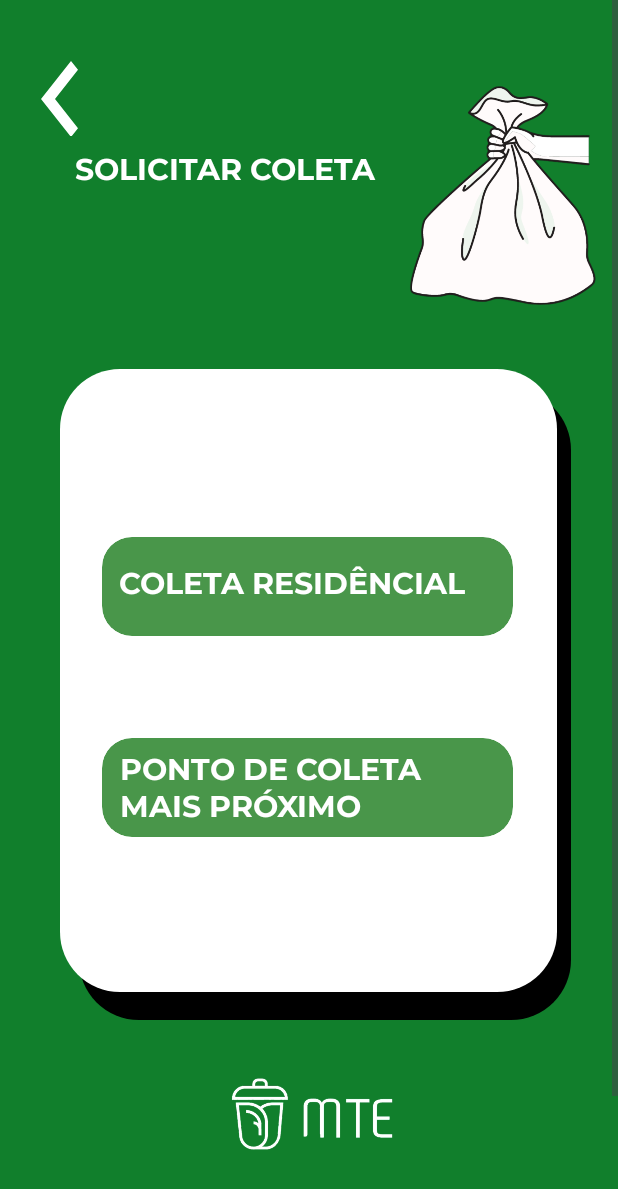
After one commit to RaphaelSilv4/MTE, an Android app: the collect_screen screen opened directly, with no data from a screen before it, on a phone screen of 412 x 824 dp. The commit adds this screen. Shown: the top 1189 px of the screen. Run offline under Robolectric (Android 15) with nearby library versions, the phone set to English and light mode, and no system bars.

Commit message:
feat: built garbage collection request screen

```diff
--- a/MTE/app/src/main/AndroidManifest.xml
+++ b/MTE/app/src/main/AndroidManifest.xml
@@ -12,6 +12,9 @@
         android:supportsRtl="true"
         android:theme="@style/Theme.EuDescarto"
         tools:targetApi="31">
+        <activity
+            android:name=".collect_screen"
+            android:exported="false" />
         <activity
             android:name=".config_screen"
             android:exported="false" />
--- /dev/null
+++ b/MTE/app/src/main/java/com/example/eudescarto/collect_screen.java
@@ -0,0 +1,40 @@
+package com.example.eudescarto;
+
+import androidx.appcompat.app.AppCompatActivity;
+
+import android.content.Intent;
+import android.os.Bundle;
+import android.widget.ImageButton;
+
+public class collect_screen extends AppCompatActivity {
+
+    @Override
+    protected void onCreate(Bundle savedInstanceState) {
+        super.onCreate(savedInstanceState);
+        setContentView(R.layout.activity_collect_screen);
+
+        ImageButton myButton = findViewById(R.id.imageViewChevron);
+        myButton.setBackgroundResource(R.drawable.button_selector);
+
+        ImageButton myButton2 = findViewById(R.id.imageView12);
+        myButton.setBackgroundResource(R.drawable.button_selector);
+
+        ImageButton myButton3 = findViewById(R.id.imageView15);
+        myButton.setBackgroundResource(R.drawable.button_selector);
+
+        myButton.setOnClickListener(v -> {
+            Intent intent = new Intent(collect_screen.this, profile.class);
+            startActivity(intent);
+        });
+
+        myButton2.setOnClickListener(v -> {
+            Intent intent = new Intent(collect_screen.this, profile.class);
+            startActivity(intent);
+        });
+
+        myButton3.setOnClickListener(v -> {
+            Intent intent = new Intent(collect_screen.this, config_screen.class);
+            startActivity(intent);
+        });
+    }
+}
--- /dev/null
+++ b/MTE/app/src/main/res/layout/activity_collect_screen.xml
@@ -0,0 +1,293 @@
+<?xml version="1.0" encoding="utf-8"?>
+<ScrollView
+    xmlns:android="http://schemas.android.com/apk/res/android"
+    xmlns:app="http://schemas.android.com/apk/res-auto"
+    xmlns:tools="http://schemas.android.com/tools"
+    android:layout_width="match_parent"
+    android:layout_height="match_parent"
+    android:background="#117F2C">
+
+    <HorizontalScrollView
+        android:layout_width="match_parent"
+        android:layout_height="wrap_content">
+
+        <LinearLayout
+            android:layout_width="wrap_content"
+            android:layout_height="wrap_content"
+            android:orientation="vertical">
+
+<androidx.constraintlayout.widget.ConstraintLayout
+    android:layout_width="411dp"
+    android:layout_height="929dp"
+    tools:context=".collect_screen">
+
+    <TextView
+        android:id="@+id/textView"
+        android:layout_width="203dp"
+        android:layout_height="50dp"
+        android:fontFamily="@font/montserrat_bold"
+        android:text="@string/collect_title"
+        android:textColor="#FFF"
+        android:textSize="20sp"
+        android:textStyle="bold"
+        app:layout_constraintBottom_toTopOf="@+id/black_view"
+        app:layout_constraintEnd_toEndOf="parent"
+        app:layout_constraintHorizontal_bias="0.241"
+        app:layout_constraintStart_toStartOf="parent"
+        app:layout_constraintTop_toTopOf="parent"
+        app:layout_constraintVertical_bias="0.476" />
+
+    <ImageView
+        android:id="@+id/imageViewMoney"
+        android:layout_width="155dp"
+        android:layout_height="159dp"
+        app:layout_constraintBottom_toTopOf="@+id/white_view"
+        app:layout_constraintEnd_toEndOf="parent"
+        app:layout_constraintHorizontal_bias="1.0"
+        app:layout_constraintStart_toEndOf="@+id/textView"
+        app:layout_constraintTop_toTopOf="parent"
+        app:layout_constraintVertical_bias="0.586"
+        app:srcCompat="@drawable/segurando_lixo" />
+
+    <View
+        android:id="@+id/black_view"
+        android:layout_width="328dp"
+        android:layout_height="420dp"
+        android:background="@drawable/rounded_rectangle2"
+        app:layout_constraintBottom_toBottomOf="parent"
+        app:layout_constraintEnd_toEndOf="parent"
+        app:layout_constraintHorizontal_bias="0.635"
+        app:layout_constraintStart_toStartOf="parent"
+        app:layout_constraintTop_toTopOf="@+id/white_view"
+        app:layout_constraintVertical_bias="0.052" />
+
+    <View
+        android:id="@+id/white_view"
+        android:layout_width="331dp"
+        android:layout_height="415dp"
+        android:layout_marginBottom="100dp"
+        android:background="@drawable/rounded_rectangle"
+        app:layout_constraintBottom_toBottomOf="parent"
+        app:layout_constraintEnd_toEndOf="parent"
+        app:layout_constraintStart_toStartOf="parent"
+        app:layout_constraintTop_toTopOf="parent"
+        app:layout_constraintVertical_bias="0.594" />
+
+    <ImageView
+        android:id="@+id/imageView"
+        android:layout_width="234dp"
+        android:layout_height="104dp"
+        android:layout_marginBottom="18dp"
+        app:layout_constraintBottom_toTopOf="@+id/cardview4"
+        app:layout_constraintEnd_toEndOf="parent"
+        app:layout_constraintHorizontal_bias="0.519"
+        app:layout_constraintStart_toStartOf="parent"
+        app:layout_constraintTop_toBottomOf="@+id/black_view"
+        app:layout_constraintVertical_bias="0.446"
+        app:srcCompat="@drawable/logo_mte" />
+
+    <ImageButton
+        android:id="@+id/imageViewChevron"
+        android:layout_width="50dp"
+        android:layout_height="50dp"
+        android:background="@android:color/transparent"
+        android:contentDescription="@string/home_option_text"
+        app:layout_constraintBottom_toTopOf="@+id/white_view"
+        app:layout_constraintEnd_toEndOf="parent"
+        app:layout_constraintHorizontal_bias="0.043"
+        app:layout_constraintStart_toStartOf="parent"
+        app:layout_constraintTop_toTopOf="parent"
+        app:layout_constraintVertical_bias="0.206"
+        app:srcCompat="@drawable/chevron_left" />
+
+    <androidx.cardview.widget.CardView
+        android:id="@+id/cardview4"
+        android:layout_width="420dp"
+        android:layout_height="94dp"
+        app:cardBackgroundColor="#02140A"
+        app:cardElevation="0dp"
+        app:layout_constraintBottom_toBottomOf="parent"
+        app:layout_constraintEnd_toEndOf="parent"
+        app:layout_constraintStart_toStartOf="parent" />
+
+    <ImageButton
+        android:id="@+id/imageView12"
+        android:layout_width="50dp"
+        android:layout_height="50dp"
+        android:layout_marginStart="20dp"
+        android:layout_marginBottom="-5dp"
+        android:background="@android:color/transparent"
+        android:contentDescription="@string/navbar1_text"
+        android:scaleType="centerCrop"
+        android:src="@drawable/user_profile"
+        app:layout_constraintBottom_toTopOf="@+id/textView15"
+        app:layout_constraintStart_toStartOf="@+id/cardview4"
+        app:layout_constraintTop_toTopOf="@+id/cardview4" />
+
+    <TextView
+        android:id="@+id/textView15"
+        android:layout_width="wrap_content"
+        android:layout_height="wrap_content"
+        android:layout_marginStart="20dp"
+        android:layout_marginBottom="15dp"
+        android:text="@string/profile_text"
+        android:textColor="#fff"
+        android:textSize="10sp"
+        app:layout_constraintBottom_toBottomOf="@+id/cardview4"
+        app:layout_constraintStart_toStartOf="@+id/cardview4" />
+
+    <TextView
+        android:id="@+id/textViewHistory"
+        android:layout_width="67dp"
+        android:layout_height="23dp"
+        android:layout_marginBottom="10dp"
+        android:text="@string/history_text"
+        android:textSize="10sp"
+        android:textColor="#fff"
+        android:gravity="center"
+        app:layout_constraintBottom_toBottomOf="@+id/cardview4"
+        app:layout_constraintEnd_toStartOf="@+id/imageView8"
+        app:layout_constraintStart_toEndOf="@+id/textView15" />
+
+    <ImageView
+        android:id="@+id/imageView13"
+        android:layout_width="50dp"
+        android:layout_height="50dp"
+        android:layout_marginEnd="5dp"
+        android:layout_marginBottom="-5dp"
+        android:scaleType="centerCrop"
+        android:src="@drawable/delete"
+        app:layout_constraintBottom_toTopOf="@+id/textViewHistory"
+        app:layout_constraintEnd_toStartOf="@+id/imageView8"
+        app:layout_constraintStart_toEndOf="@+id/imageView12"
+        app:layout_constraintTop_toTopOf="@+id/cardview4" />
+
+    <TextView
+        android:id="@+id/textViewmensagem"
+        android:layout_width="67dp"
+        android:layout_height="23dp"
+        android:layout_marginStart="10dp"
+        android:layout_marginBottom="15dp"
+        android:gravity="center"
+        android:text="@string/mensagem_text"
+        android:textColor="#fff"
+        android:textSize="10sp"
+        app:layout_constraintBottom_toBottomOf="@+id/cardview4"
+        app:layout_constraintStart_toEndOf="@+id/imageView8" />
+
+
+    <ImageView
+        android:id="@+id/imageView14"
+        android:layout_width="50dp"
+        android:layout_height="50dp"
+        android:layout_marginStart="20dp"
+        android:layout_marginBottom="-5dp"
+        android:scaleType="centerCrop"
+        android:src="@drawable/mail"
+        app:layout_constraintBottom_toTopOf="@+id/textViewmensagem"
+        app:layout_constraintStart_toEndOf="@+id/imageView8"
+        app:layout_constraintTop_toTopOf="@+id/cardview4" />
+
+    <TextView
+        android:id="@+id/textViewconfig"
+        android:layout_width="67dp"
+        android:layout_height="23dp"
+        android:layout_marginStart="2dp"
+        android:layout_marginBottom="15dp"
+        android:gravity="center"
+        android:text="@string/config_text"
+        android:textColor="#fff"
+        android:textSize="10sp"
+        app:layout_constraintBottom_toBottomOf="@+id/cardview4"
+        app:layout_constraintEnd_toEndOf="parent"
+        app:layout_constraintStart_toEndOf="@+id/textViewmensagem" />
+
+    <ImageButton
+        android:id="@+id/imageView15"
+        android:layout_width="50dp"
+        android:layout_height="50dp"
+        android:layout_marginStart="5dp"
+        android:layout_marginBottom="-5dp"
+        android:scaleType="centerCrop"
+        android:src="@drawable/settings"
+        android:background="@android:color/transparent"
+        android:contentDescription="@string/navbar2_text"
+        app:layout_constraintBottom_toTopOf="@+id/textViewconfig"
+        app:layout_constraintEnd_toEndOf="@+id/cardview4"
+        app:layout_constraintStart_toEndOf="@+id/imageView14"
+        app:layout_constraintTop_toTopOf="@+id/cardview4" />
+
+    <ImageView
+        android:id="@+id/imageView8"
+        android:layout_width="93dp"
+        android:layout_height="57dp"
+        android:layout_marginTop="-5dp"
+        app:layout_constraintBottom_toBottomOf="parent"
+        app:layout_constraintEnd_toEndOf="parent"
+        app:layout_constraintStart_toStartOf="@+id/cardview4"
+        app:layout_constraintTop_toTopOf="@+id/cardview4"
+        app:srcCompat="@drawable/logo_mte_verde" />
+
+    <androidx.cardview.widget.CardView
+        android:id="@+id/cardviewoption1"
+        android:layout_width="274dp"
+        android:layout_height="66dp"
+        android:layout_marginTop="112dp"
+        app:cardBackgroundColor="#49964A"
+        app:cardCornerRadius="20dp"
+        app:cardElevation="0dp"
+        app:layout_constraintEnd_toEndOf="@+id/white_view"
+        app:layout_constraintHorizontal_bias="0.485"
+        app:layout_constraintStart_toStartOf="@+id/white_view"
+        app:layout_constraintTop_toTopOf="@+id/white_view" />
+
+    <androidx.cardview.widget.CardView
+        android:id="@+id/cardviewoption2"
+        android:layout_width="274dp"
+        android:layout_height="66dp"
+        app:cardBackgroundColor="#49964A"
+        app:cardCornerRadius="20dp"
+        app:cardElevation="0dp"
+        app:layout_constraintBottom_toBottomOf="@+id/white_view"
+        app:layout_constraintEnd_toEndOf="@+id/cardviewoption1"
+        app:layout_constraintHorizontal_bias="1.0"
+        app:layout_constraintStart_toStartOf="@+id/cardviewoption1"
+        app:layout_constraintTop_toBottomOf="@+id/cardviewoption1"
+        app:layout_constraintVertical_bias="0.397" />
+
+    <androidx.appcompat.widget.AppCompatButton
+        android:id="@+id/button2"
+        android:layout_width="250dp"
+        android:layout_height="50dp"
+        android:layout_marginEnd="20dp"
+        android:background="@drawable/button_selector"
+        android:fontFamily="@font/montserrat_bold"
+        android:text="@string/collect_option1"
+        android:textColor="#fff"
+        android:textSize="20sp"
+        app:layout_constraintBottom_toBottomOf="@+id/cardviewoption1"
+        app:layout_constraintEnd_toEndOf="@+id/cardviewoption1"
+        app:layout_constraintStart_toStartOf="@+id/cardviewoption1"
+        app:layout_constraintTop_toTopOf="@+id/cardviewoption1" />
+
+    <androidx.appcompat.widget.AppCompatButton
+        android:id="@+id/button3"
+        android:layout_width="250dp"
+        android:layout_height="50dp"
+        android:background="@drawable/button_selector"
+        android:fontFamily="@font/montserrat_bold"
+        android:text="@string/collect_option2"
+        android:textColor="#fff"
+        android:textSize="20sp"
+        android:gravity="left"
+        app:layout_constraintBottom_toBottomOf="@+id/cardviewoption2"
+        app:layout_constraintEnd_toEndOf="@+id/cardviewoption2"
+        app:layout_constraintStart_toStartOf="@+id/cardviewoption2"
+        app:layout_constraintTop_toTopOf="@+id/cardviewoption2" />
+
+</androidx.constraintlayout.widget.ConstraintLayout>
+        </LinearLayout>
+
+    </HorizontalScrollView>
+
+</ScrollView>
--- a/MTE/app/src/main/res/layout/activity_config_screen.xml
+++ b/MTE/app/src/main/res/layout/activity_config_screen.xml
@@ -4,7 +4,8 @@
     xmlns:app="http://schemas.android.com/apk/res-auto"
     xmlns:tools="http://schemas.android.com/tools"
     android:layout_width="match_parent"
-    android:layout_height="match_parent">
+    android:layout_height="match_parent"
+    android:background="#fff">
 
     <HorizontalScrollView
         android:layout_width="match_parent"
--- a/MTE/app/src/main/res/values/strings.xml
+++ b/MTE/app/src/main/res/values/strings.xml
@@ -32,4 +32,7 @@
     <string name="option_config3">BONUS (HISTÓRICO)</string>
     <string name="option_config4">COMPARTILHE O APP</string>
     <string name="option_config5">SOBRE NÓS</string>
+    <string name="collect_title">SOLICITAR COLETA</string>
+    <string name="collect_option1">COLETA RESIDÊNCIAL</string>
+    <string name="collect_option2">PONTO DE COLETA MAIS PRÓXIMO</string>
 </resources>
```
Also changed, not shown: MTE/app/src/main/res/drawable/segurando_lixo.png (added).
